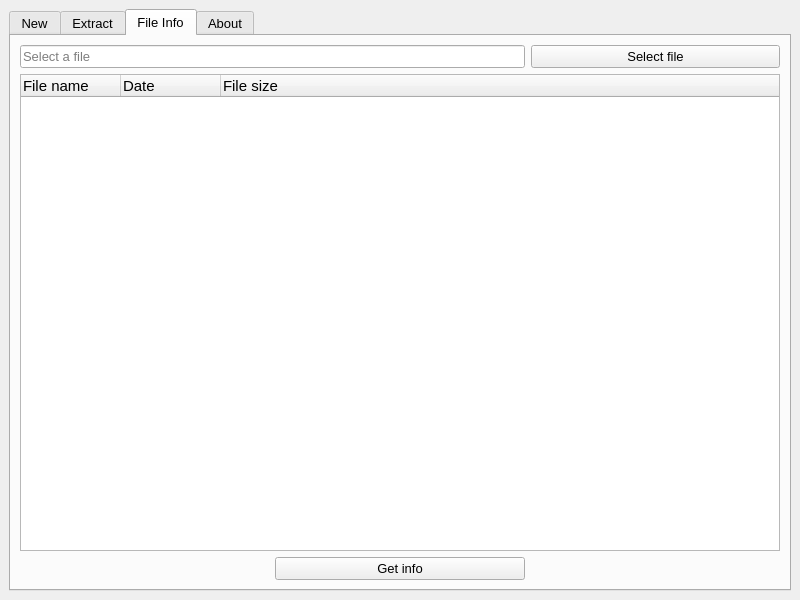
Above: design.ui from joseph-benoy/PyZip before the change. Below: the same form after it.
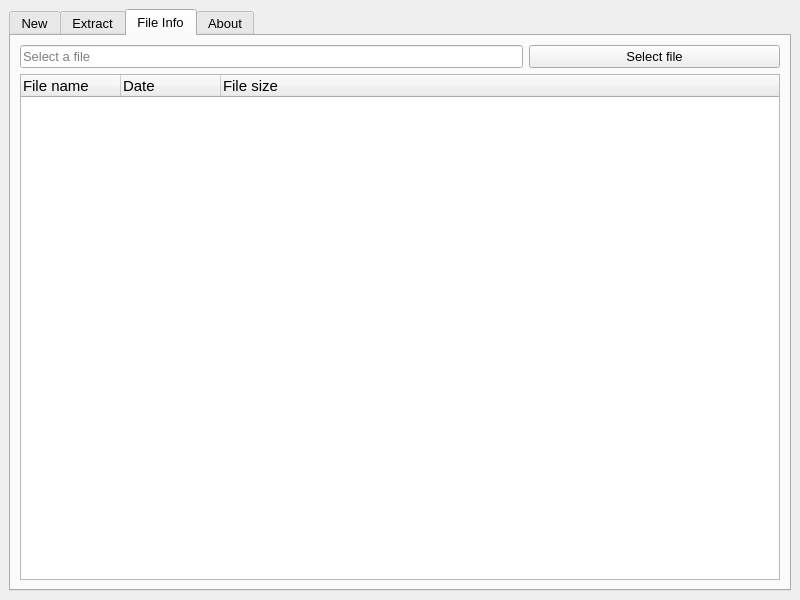
That is the form after the change. The open tabs and pages were chosen to show the change. Icons and pictures are not drawn.

What changed in the file:
```diff
--- a/design.ui
+++ b/design.ui
@@ -30,7 +30,7 @@
        <enum>QTabWidget::Rounded</enum>
       </property>
       <property name="currentIndex">
-       <number>0</number>
+       <number>2</number>
       </property>
       <property name="iconSize">
        <size>
@@ -362,26 +362,6 @@
           </property>
          </widget>
         </item>
-        <item row="0" column="2">
-         <widget class="QPushButton" name="FileSelectBtn">
-          <property name="toolTip">
-           <string>Select a file</string>
-          </property>
-          <property name="text">
-           <string>Select file</string>
-          </property>
-          <property name="icon">
-           <iconset>
-            <normaloff>images/icons8-file-64.png</normaloff>images/icons8-file-64.png</iconset>
-          </property>
-          <property name="iconSize">
-           <size>
-            <width>24</width>
-            <height>24</height>
-           </size>
-          </property>
-         </widget>
-        </item>
         <item row="1" column="0" colspan="3">
          <widget class="QTreeWidget" name="FileInfoList">
           <property name="font">
@@ -406,36 +386,17 @@
           </column>
          </widget>
         </item>
-        <item row="2" column="0">
-         <spacer name="horizontalSpacer_3">
-          <property name="orientation">
-           <enum>Qt::Horizontal</enum>
-          </property>
-          <property name="sizeHint" stdset="0">
-           <size>
-            <width>246</width>
-            <height>20</height>
-           </size>
-          </property>
-         </spacer>
-        </item>
-        <item row="2" column="1">
-         <widget class="QPushButton" name="GetFileInfoBtn">
-          <property name="sizePolicy">
-           <sizepolicy hsizetype="MinimumExpanding" vsizetype="Fixed">
-            <horstretch>0</horstretch>
-            <verstretch>0</verstretch>
-           </sizepolicy>
-          </property>
+        <item row="0" column="2">
+         <widget class="QPushButton" name="FileSelectBtn">
           <property name="toolTip">
            <string>Select a file</string>
           </property>
           <property name="text">
-           <string>Get info</string>
+           <string>Select file</string>
           </property>
           <property name="icon">
            <iconset>
-            <normaloff>images/about.png</normaloff>images/about.png</iconset>
+            <normaloff>images/icons8-file-64.png</normaloff>images/icons8-file-64.png</iconset>
           </property>
           <property name="iconSize">
            <size>
@@ -445,19 +406,6 @@
           </property>
          </widget>
         </item>
-        <item row="2" column="2">
-         <spacer name="horizontalSpacer_4">
-          <property name="orientation">
-           <enum>Qt::Horizontal</enum>
-          </property>
-          <property name="sizeHint" stdset="0">
-           <size>
-            <width>246</width>
-            <height>20</height>
-           </size>
-          </property>
-         </spacer>
-        </item>
        </layout>
       </widget>
       <widget class="QWidget" name="AboutTab">
```
